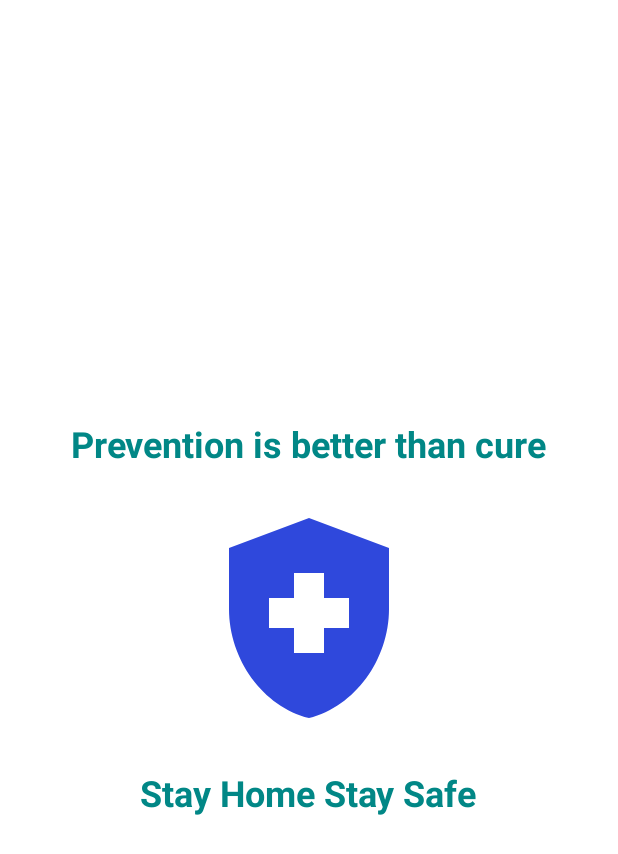
After one commit to ArbeenaKhanum/CovidTrackerApp, an Android app: the ExitActivity screen opened directly, with no data from a screen before it, on a phone screen of 412 x 824 dp. The commit adds this screen. Shown: the top 854 px of the screen. Run offline under Robolectric (Android 15) with nearby library versions, the phone set to English and light mode, and no system bars.

Commit message:
Exit activity added

```diff
--- a/CovidTracker/app/src/main/AndroidManifest.xml
+++ b/CovidTracker/app/src/main/AndroidManifest.xml
@@ -15,6 +15,8 @@
         android:roundIcon="@mipmap/ic_launcher_round"
         android:supportsRtl="true"
         android:theme="@style/Theme.CovidTracker">
+        <activity android:name=".activities.ExitActivity"></activity>
+        <activity android:name=".activities.LogInActivity"/>
         <activity android:name=".activities.SplashActivity">
             <intent-filter>
                 <action android:name="android.intent.action.MAIN" />
--- /dev/null
+++ b/CovidTracker/app/src/main/java/com/example/covidtracker/activities/ExitActivity.kt
@@ -0,0 +1,12 @@
+package com.example.covidtracker.activities
+
+import androidx.appcompat.app.AppCompatActivity
+import android.os.Bundle
+import com.example.covidtracker.R
+
+class ExitActivity : AppCompatActivity() {
+    override fun onCreate(savedInstanceState: Bundle?) {
+        super.onCreate(savedInstanceState)
+        setContentView(R.layout.activity_exit)
+    }
+}
--- a/CovidTracker/app/src/main/java/com/example/covidtracker/activities/MainActivity.kt
+++ b/CovidTracker/app/src/main/java/com/example/covidtracker/activities/MainActivity.kt
@@ -1,6 +1,9 @@
 package com.example.covidtracker.activities
 
+import android.content.Intent
 import android.os.Bundle
+import android.os.Handler
+import android.widget.Toast
 import androidx.appcompat.app.AppCompatActivity
 import com.example.covidtracker.R
 import com.example.covidtracker.fragments.*
@@ -79,4 +82,21 @@ class MainActivity : AppCompatActivity(), FragmentListener {
         frag.arguments = bundle
         supportFragmentManager.beginTransaction().replace(R.id.flContainer, frag).commit()
     }
+
+    var singleBack = false
+
+    override fun onBackPressed() {
+        if (singleBack) {
+            super.onBackPressed()
+            return
+        }
+        singleBack = true
+        Toast.makeText(this, "Click again to exit", Toast.LENGTH_SHORT).show()
+        Handler().postDelayed(Runnable { singleBack = false }, 2000)
+        val run =
+            Runnable { startActivity(Intent(this, ExitActivity::class.java)) }
+        val mHandler = Handler()
+        mHandler.postAtTime(run, 15000)
+        finish()
+    }
 }
--- /dev/null
+++ b/CovidTracker/app/src/main/res/drawable/ic_health_and_safety.xml
@@ -0,0 +1,5 @@
+<vector android:height="24dp" android:tint="#2F48DC"
+    android:viewportHeight="24" android:viewportWidth="24"
+    android:width="24dp" xmlns:android="http://schemas.android.com/apk/res/android">
+    <path android:fillColor="@android:color/white" android:pathData="M10.5,13H8v-3h2.5V7.5h3V10H16v3h-2.5v2.5h-3V13zM12,2L4,5v6.09c0,5.05 3.41,9.76 8,10.91c4.59,-1.15 8,-5.86 8,-10.91V5L12,2z"/>
+</vector>
--- /dev/null
+++ b/CovidTracker/app/src/main/res/layout/activity_exit.xml
@@ -0,0 +1,33 @@
+<?xml version="1.0" encoding="utf-8"?>
+<LinearLayout xmlns:android="http://schemas.android.com/apk/res/android"
+    xmlns:app="http://schemas.android.com/apk/res-auto"
+    xmlns:tools="http://schemas.android.com/tools"
+    android:layout_width="match_parent"
+    android:layout_height="match_parent"
+    android:gravity="center"
+    android:orientation="vertical"
+    tools:context=".activities.ExitActivity">
+
+    <TextView
+        android:layout_width="wrap_content"
+        android:layout_height="wrap_content"
+        android:layout_margin="10dp"
+        android:text="Prevention is better than cure"
+        android:textColor="@color/teal_700"
+        android:textSize="24sp"
+        android:textStyle="bold" />
+
+    <ImageView
+        android:layout_width="160dp"
+        android:layout_height="180dp"
+        android:src="@drawable/ic_health_and_safety" />
+
+    <TextView
+        android:layout_width="wrap_content"
+        android:layout_height="wrap_content"
+        android:layout_margin="10dp"
+        android:text="Stay Home Stay Safe"
+        android:textColor="@color/teal_700"
+        android:textSize="24sp"
+        android:textStyle="bold" />
+</LinearLayout>
```
